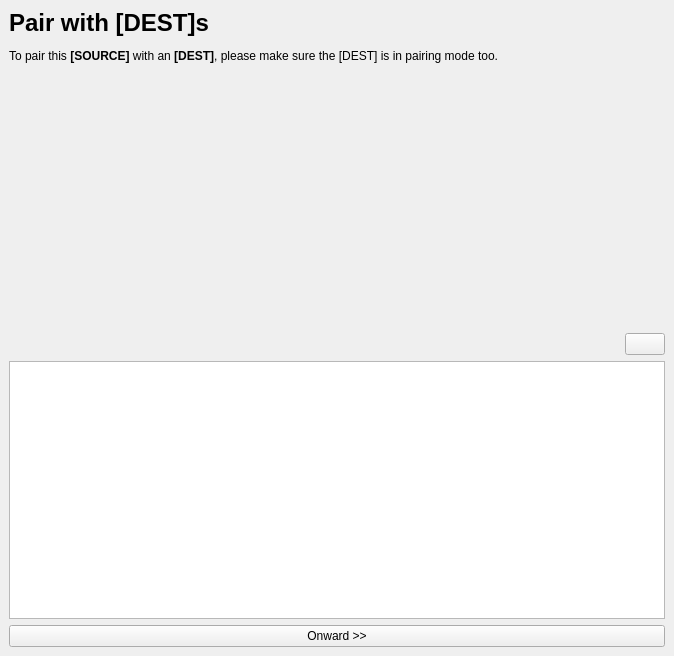
Old version of the form libs/libcore/ui/PairingWizard.ui in the repository mrdeveloperdude/OctoMY.
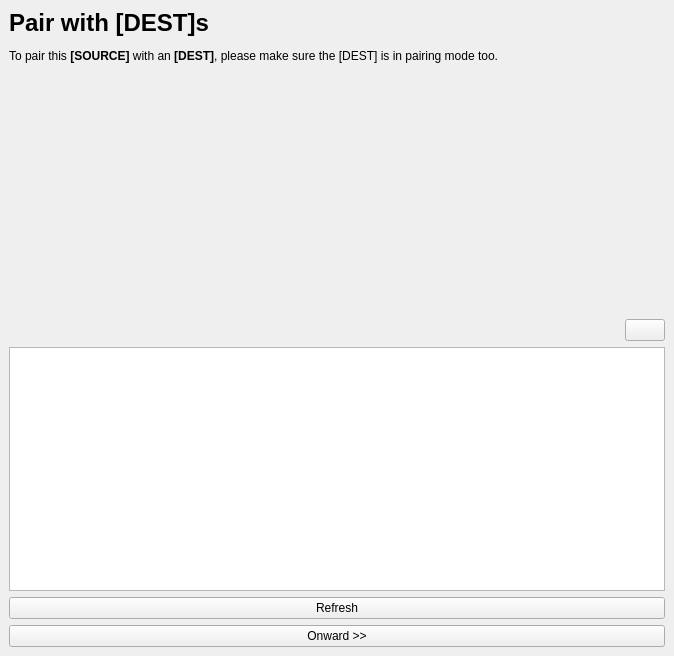
New version of the form. Icons and pictures are not drawn. Custom widgets are drawn as their Qt base class.

Diff of the .ui file:
```diff
--- a/libs/libcore/ui/PairingWizard.ui
+++ b/libs/libcore/ui/PairingWizard.ui
@@ -136,6 +136,13 @@
          </property>
         </widget>
        </item>
+       <item>
+        <widget class="QPushButton" name="pushButtonRefresh">
+         <property name="text">
+          <string>Refresh</string>
+         </property>
+        </widget>
+       </item>
        <item>
         <widget class="QPushButton" name="pushButtonMaybeOnward">
          <property name="sizePolicy">
```
Left out of the diff: 11 changed lines with no effect on the pictures.
